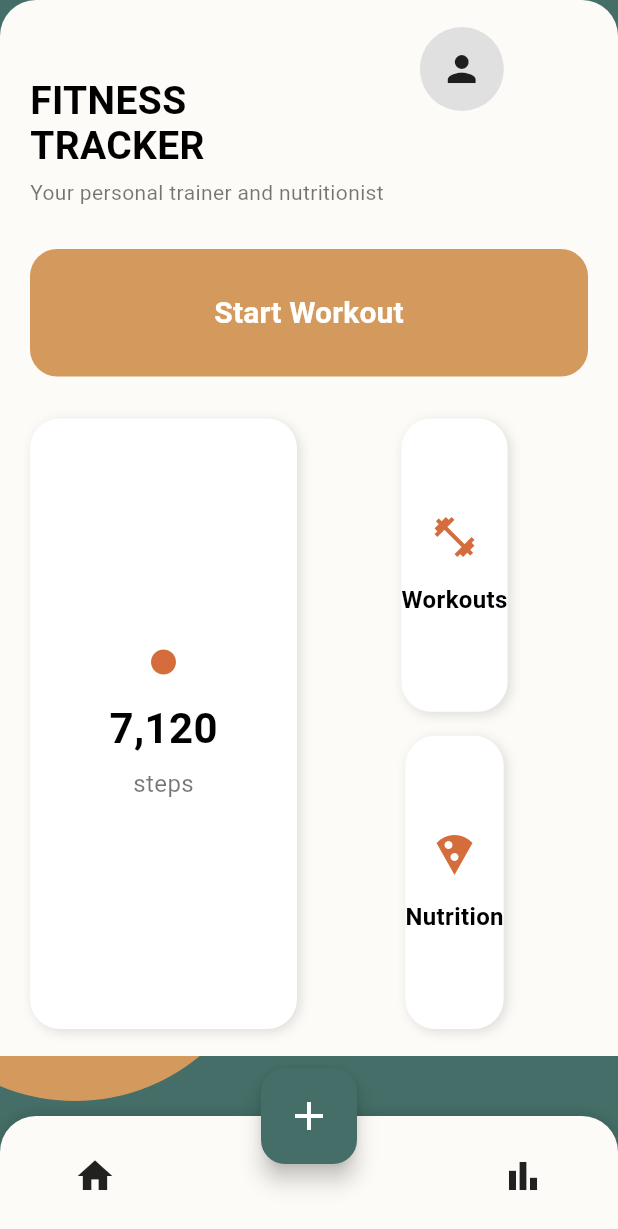
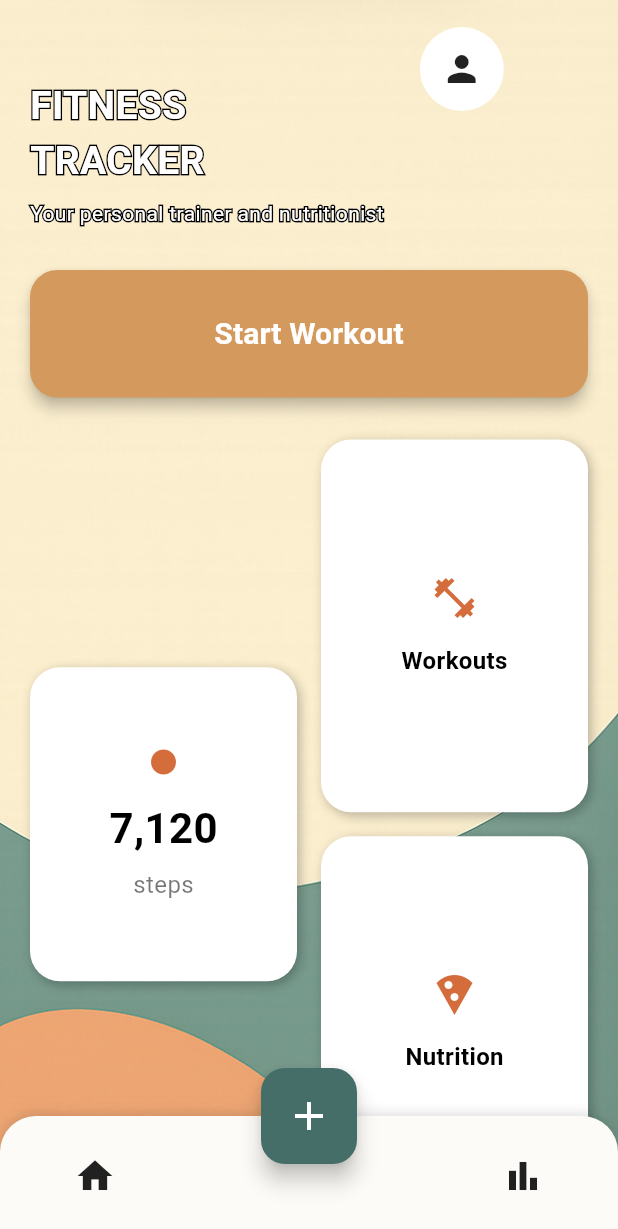
Before and after one commit to IvanZhutyaev/Flutter_redesign_FitTrackPro, a Flutter app: the screen it shows after launch, on a phone screen of 412 x 824 dp. Shown: the top 1229 px of the screen. Run offline on Flutter 3.47's test engine with Material 3 defaults, Android fonts, the phone set to English and light mode, and no system bars.

Commit message:
update design

```diff
--- a/flutter_redesign/lib/main.dart
+++ b/flutter_redesign/lib/main.dart
@@ -19,100 +19,71 @@ class MainScreen extends StatelessWidget {
 
   @override
   Widget build(BuildContext context) {
-    // Параметры, которые можно быстро настроить:
     const double navBarHeight = 80.0;
     const double fabDiameter = 64.0;
     const double fabRadius = fabDiameter / 2;
-    const double greenPeek = 40.0; // сколько зелёного видно над нижней панелью
-    final double beigeBottom = navBarHeight + greenPeek;
 
     return Scaffold(
-      // Базовый фон — зелёный (нижний слой)
       body: Stack(
         children: [
-          // 1) Зеленый фон (базовый)
-          Container(color: const Color(0xFF446E67)),
-
-          // 2) Оранжевая фигура (полукруг) снизу слева — расположена выше нижней панели
-          Positioned(
-            bottom: navBarHeight + 10, // находится над нижней панелью (не входит в неё)
-            left: -80,
-            child: Container(
-              width: 260,
-              height: 260,
-              decoration: BoxDecoration(
-                color: const Color(0xFFD49A5D),
-                borderRadius: BorderRadius.circular(200),
+          /// 📷 ФОНОВОЕ ФОТО
+          Container(
+            decoration: const BoxDecoration(
+              image: DecorationImage(
+                image: AssetImage("assets/bg.jpg"), // замени на своё фото
+                fit: BoxFit.cover,
               ),
             ),
           ),
 
-          // 3) Бежевый блок, который перекрывает ~90% экрана сверху
-          Positioned(
-            top: 0,
-            left: 0,
-            right: 0,
-            bottom: beigeBottom, // оставляем полосу (greenPeek) над нижней панелью
-            child: Container(
-              decoration: const BoxDecoration(
-                color: Color(0xFFFDFBF7),
-                borderRadius: BorderRadius.only(
-                  topLeft: Radius.circular(24),
-                  topRight: Radius.circular(24),
-                ),
-              ),
-              child: SafeArea(
+          /// Контент
+          SafeArea(
             child: Padding(
               padding: const EdgeInsets.symmetric(horizontal: 20, vertical: 18),
               child: Column(
                 crossAxisAlignment: CrossAxisAlignment.start,
                 children: [
-                      // HEADER: текст + аватар (аватар визуально выше текста)
+                  // HEADER
                   Stack(
                     clipBehavior: Clip.none,
                     children: [
-                          // текстовая часть с отступом сверху
-                          const Padding(
-                            padding: EdgeInsets.only(top: 34, right: 80),
+                      Padding(
+                        padding: const EdgeInsets.only(top: 34, right: 80),
                         child: Column(
                           crossAxisAlignment: CrossAxisAlignment.start,
                           children: [
-                                Text(
-                                  'FITNESS\nTRACKER',
-                                  style: TextStyle(
+                            const _OutlinedText(
+                              text: 'FITNESS\nTRACKER',
                               fontSize: 26,
                               fontWeight: FontWeight.w700,
-                                    color: Colors.black,
-                                    height: 1.15,
                             ),
-                                ),
-                                SizedBox(height: 6),
-                                Text(
-                                  'Your personal trainer and nutritionist',
-                                  style: TextStyle(
+                            const SizedBox(height: 6),
+                            const _OutlinedText(
+                              text: 'Your personal trainer and nutritionist',
                               fontSize: 14,
-                                    color: Colors.black54,
-                                  ),
+                              fontWeight: FontWeight.w400,
                             ),
                           ],
                         ),
                       ),
-                          // аватарка — выше текста (Positioned top: 0)
                       Positioned(
                         top: 0,
                         right: 0,
                         child: CircleAvatar(
                           radius: 28,
-                              backgroundColor: const Color(0xFFE0E0E0),
-                              child: const Icon(Icons.person, size: 28, color: Colors.black87),
+                          backgroundColor: Colors.white,
+                          child: const Icon(
+                            Icons.person,
+                            size: 28,
+                            color: Colors.black87,
+                          ),
                         ),
                       ),
                     ],
                   ),
-
                   const SizedBox(height: 28),
 
-                      // Длинная "Start Workout" кнопка (высокая)
+                  // Кнопка Start Workout
                   SizedBox(
                     width: double.infinity,
                     child: ElevatedButton(
@@ -123,7 +94,7 @@ class MainScreen extends StatelessWidget {
                         shape: RoundedRectangleBorder(
                           borderRadius: BorderRadius.circular(18),
                         ),
-                            elevation: 0,
+                        elevation: 4,
                       ),
                       child: const Text(
                         'Start Workout',
@@ -138,34 +109,42 @@ class MainScreen extends StatelessWidget {
 
                   const SizedBox(height: 28),
 
-                      // Вкладки: Steps слева, Workouts+Nutrition справа
+                  // 📊 КАРТОЧКИ (адаптивные)
                   Expanded(
                     child: Row(
                       children: [
-                            // Steps (левая большая вертикальная карточка)
-                            Expanded(
+                        /// Steps
+                        Flexible(
                           flex: 1,
-                              child: _StepsCard(),
+                          child: AspectRatio(
+                            aspectRatio: 0.85,
+                            child: const _StepsCard(),
                           ),
-
+                        ),
                         const SizedBox(width: 16),
 
-                            // Правая колонка: две карточки одна на другую, вместе равны высоте Steps
-                            Expanded(
+                        /// Workouts + Nutrition
+                        Flexible(
                           flex: 1,
                           child: Column(
-                                children: const [
+                            children: [
                               Expanded(
-                                    child: _CardItem(
+                                child: AspectRatio(
+                                  aspectRatio: 1.7,
+                                  child: const _CardItem(
                                     title: 'Workouts',
                                     icon: Icons.fitness_center,
                                   ),
                                 ),
-                                  SizedBox(height: 16),
+                              ),
+                              const SizedBox(height: 16),
                               Expanded(
-                                    child: _CardItem(
+                                child: AspectRatio(
+                                  aspectRatio: 1.7,
+                                  child: const _CardItem(
                                     title: 'Nutrition',
                                     icon: Icons.local_pizza,
+                                  ),
                                 ),
                               ),
                             ],
@@ -178,10 +157,8 @@ class MainScreen extends StatelessWidget {
               ),
             ),
           ),
-            ),
-          ),
 
-          // 4) Нижняя панель (внизу экрана)
+          /// ⚪ Нижняя панель
           Positioned(
             left: 0,
             right: 0,
@@ -191,7 +168,11 @@ class MainScreen extends StatelessWidget {
               decoration: const BoxDecoration(
                 color: Color(0xFFFDFBF7),
                 boxShadow: [
-                  BoxShadow(color: Colors.black12, blurRadius: 6, offset: Offset(0, -2))
+                  BoxShadow(
+                    color: Colors.black12,
+                    blurRadius: 6,
+                    offset: Offset(0, -2),
+                  ),
                 ],
                 borderRadius: BorderRadius.only(
                   topLeft: Radius.circular(24),
@@ -202,16 +183,16 @@ class MainScreen extends StatelessWidget {
                 mainAxisAlignment: MainAxisAlignment.spaceAround,
                 children: const [
                   Icon(Icons.home, size: 28, color: Colors.black87),
-                  SizedBox(width: 60), // место под FAB
+                  SizedBox(width: 60),
                   Icon(Icons.bar_chart, size: 28, color: Colors.black87),
                 ],
               ),
             ),
           ),
 
-          // 5) FAB — наполовину в нижней панели, наполовину над фоном
+          /// ➕ FAB (наполовину в панели)
           Positioned(
-            bottom: navBarHeight - fabRadius, // половина внутри нижней панели
+            bottom: navBarHeight - fabRadius,
             left: 0,
             right: 0,
             child: Center(
@@ -232,20 +213,60 @@ class MainScreen extends StatelessWidget {
   }
 }
 
-/// Большая карточка Steps (левая)
+/// 🔤 Виджет с белым текстом + чёрная обводка
+class _OutlinedText extends StatelessWidget {
+  final String text;
+  final double fontSize;
+  final FontWeight fontWeight;
+
+  const _OutlinedText({
+    required this.text,
+    required this.fontSize,
+    required this.fontWeight,
+  });
+
+  @override
+  Widget build(BuildContext context) {
+    return Stack(
+      children: [
+        Text(
+          text,
+          style: TextStyle(
+            fontSize: fontSize,
+            fontWeight: fontWeight,
+            foreground: Paint()
+              ..style = PaintingStyle.stroke
+              ..strokeWidth = 2
+              ..color = Colors.black,
+          ),
+        ),
+        Text(
+          text,
+          style: TextStyle(
+            fontSize: fontSize,
+            fontWeight: fontWeight,
+            color: Colors.white,
+          ),
+        ),
+      ],
+    );
+  }
+}
+
+/// 🟠 Steps карточка
 class _StepsCard extends StatelessWidget {
   const _StepsCard({super.key});
 
   @override
   Widget build(BuildContext context) {
     return Container(
-      // чтобы карточка "не выходила" и соответствовала размерам
       decoration: BoxDecoration(
         color: Colors.white,
         borderRadius: BorderRadius.circular(20),
-        boxShadow: const [BoxShadow(color: Colors.black12, blurRadius: 6, offset: Offset(2, 2))],
+        boxShadow: const [
+          BoxShadow(color: Colors.black26, blurRadius: 6, offset: Offset(2, 2)),
+        ],
       ),
-      padding: const EdgeInsets.symmetric(horizontal: 16, vertical: 18),
       child: const Center(
         child: Column(
           mainAxisAlignment: MainAxisAlignment.center,
@@ -263,10 +284,7 @@ class _StepsCard extends StatelessWidget {
             SizedBox(height: 6),
             Text(
               'steps',
-              style: TextStyle(
-                fontSize: 16,
-                color: Colors.black54,
-              ),
+              style: TextStyle(fontSize: 16, color: Colors.black54),
             ),
           ],
         ),
@@ -275,7 +293,7 @@ class _StepsCard extends StatelessWidget {
   }
 }
 
-/// Универсальная карточка (Workouts / Nutrition)
+/// ⚪ Workouts / Nutrition карточки
 class _CardItem extends StatelessWidget {
   final String title;
   final IconData icon;
@@ -288,7 +306,9 @@ class _CardItem extends StatelessWidget {
       decoration: BoxDecoration(
         color: Colors.white,
         borderRadius: BorderRadius.circular(20),
-        boxShadow: const [BoxShadow(color: Colors.black12, blurRadius: 6, offset: Offset(2, 2))],
+        boxShadow: const [
+          BoxShadow(color: Colors.black26, blurRadius: 6, offset: Offset(2, 2)),
+        ],
       ),
       child: Column(
         mainAxisAlignment: MainAxisAlignment.center,
@@ -297,7 +317,11 @@ class _CardItem extends StatelessWidget {
           const SizedBox(height: 14),
           Text(
             title,
-            style: const TextStyle(fontSize: 16, fontWeight: FontWeight.w600, color: Colors.black),
+            style: const TextStyle(
+              fontSize: 16,
+              fontWeight: FontWeight.w600,
+              color: Colors.black,
+            ),
           ),
         ],
       ),
--- a/flutter_redesign/pubspec.yaml
+++ b/flutter_redesign/pubspec.yaml
@@ -17,3 +17,5 @@ dev_dependencies:
 
 flutter:
   uses-material-design: true
+  assets:
+    - assets/bg.jpg
```
Also changed, not shown: flutter_redesign/assets/bg.jpg (added). Lines whose indentation alone changed are shown as unchanged.
